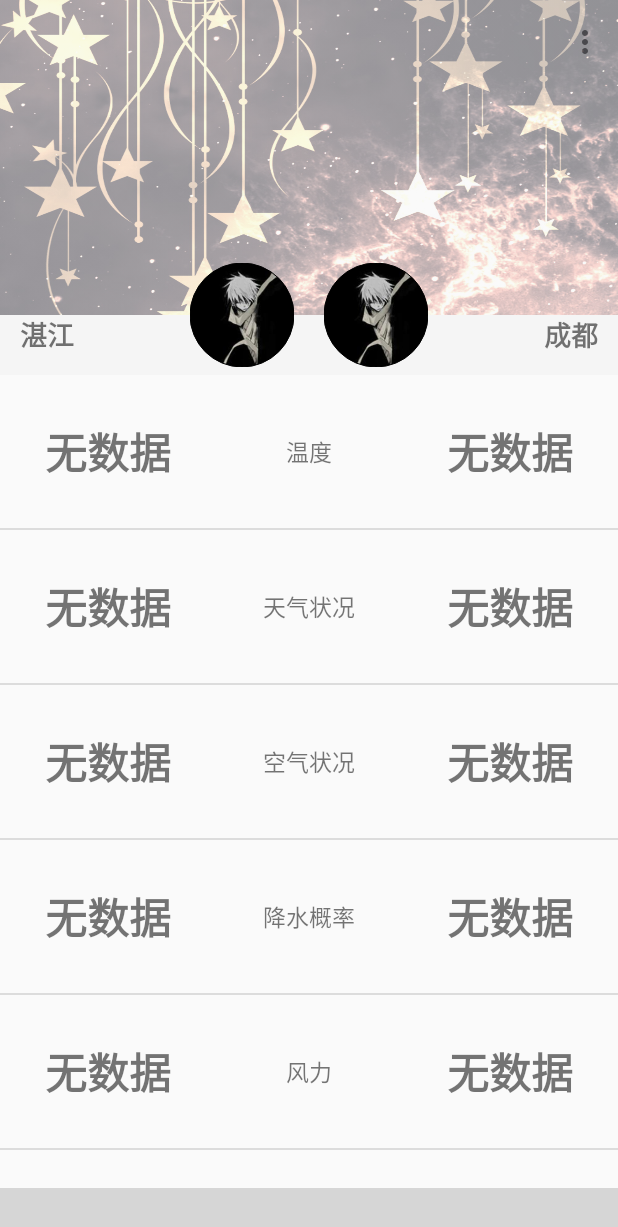
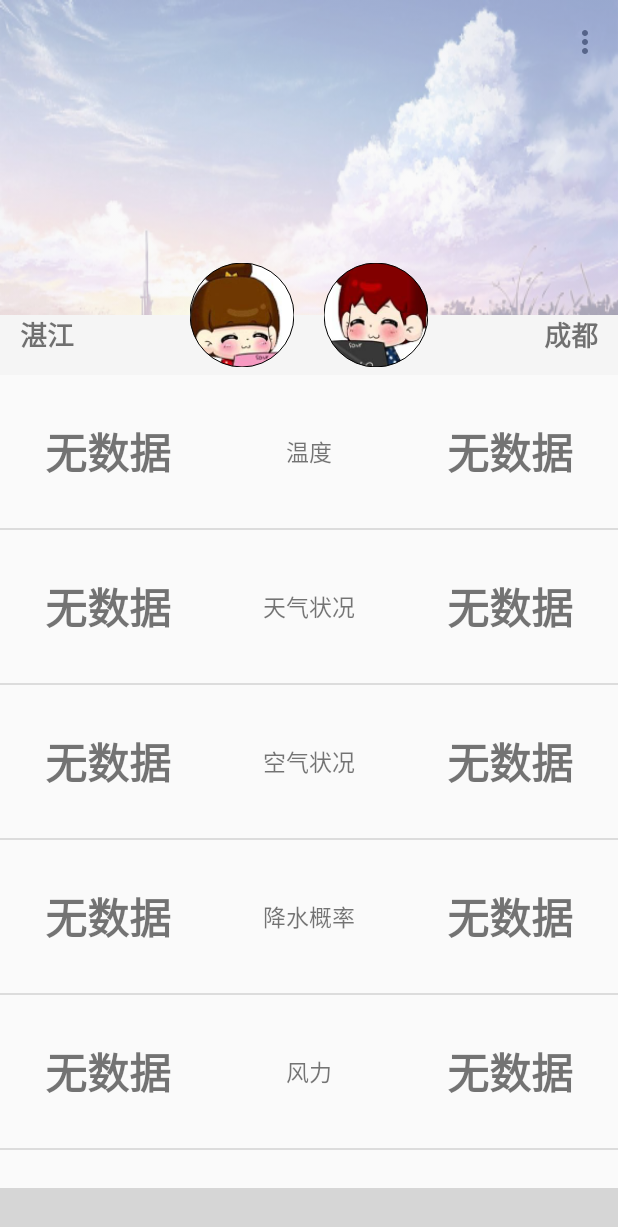
Before and after one commit to FENG-MASTER/WingWeather, an Android app: the screen it shows after launch (MainActivity), on a phone screen of 412 x 824 dp. Shown: the top 1227 px of the screen. Run offline under Robolectric (Android 15) with nearby library versions, the phone set to English and light mode, and no system bars; our stand-ins replace ButterKnife, CircleImageView, EventBus, RxJava; libraries missing offline, so code that uses them is left out: com.ashokvarma.bottomnavigation, com.roughike.bottombar, lecho.lib.hellocharts; plain views replace BottomNavigationBar; 7 statements that could not run were skipped; grey boxes are pictures that could not be loaded.

```diff
--- a/app/src/main/res/layout/layout_toolbar.xml
+++ b/app/src/main/res/layout/layout_toolbar.xml
@@ -19,7 +19,7 @@
             android:layout_height="250dp"
             android:alpha="0.5"
             android:scaleType="fitXY"
-            android:src="@drawable/image_main"
+            android:src="@drawable/main_head"
             />
     </FrameLayout>
 
@@ -65,7 +65,7 @@
                     android:layout_height="match_parent"
                     android:layout_alignParentEnd="true"
                     android:scaleType="centerCrop"
-                    android:src="@drawable/head"/>
+                    android:src="@drawable/left_avatar"/>
 
             </RelativeLayout>
             <RelativeLayout
@@ -81,7 +81,7 @@
                     android:layout_height="match_parent"
                     android:layout_alignParentStart="true"
                     android:scaleType="centerCrop"
-                    android:src="@drawable/head"/>
+                    android:src="@drawable/right_avatar"/>
 
                 <TextView
                     android:layout_alignParentEnd="true"
```
Also changed, not shown: app/src/main/res/drawable-xxhdpi/left_avatar.jpg (added), app/src/main/res/drawable-xxhdpi/main_head.jpg (added), app/src/main/res/drawable-xxhdpi/right_avatar.jpg (added), app/src/main/res/drawable/head.jpg (deleted), app/src/main/res/drawable/image_main.jpg (deleted), 5 other files.
